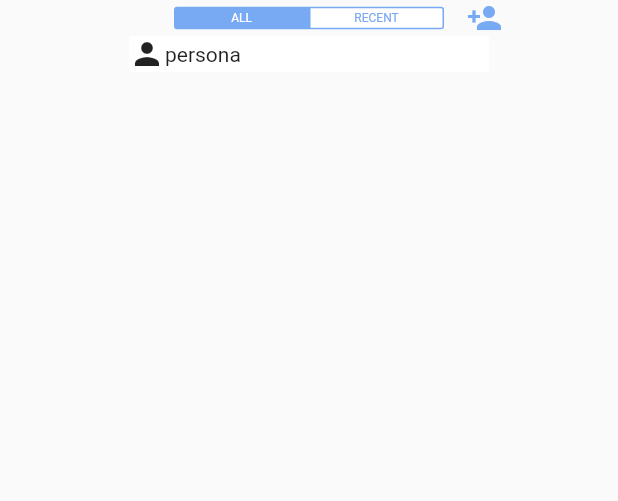
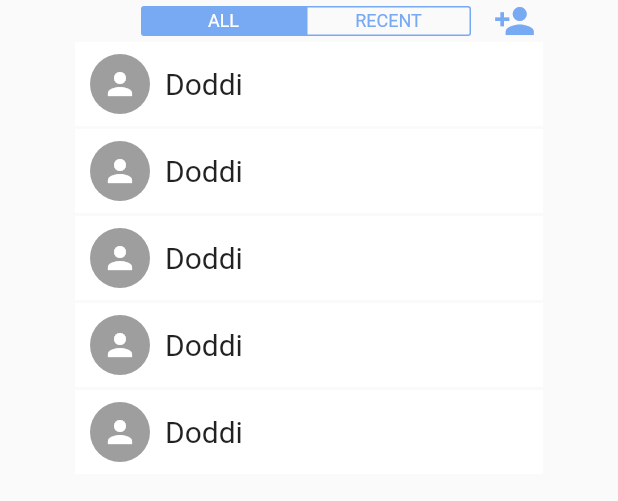
Before and after one commit to doddi321/folf_flutter, a Flutter app: the BodySelectPlayers widget shown alone on an empty page, opened directly, on a phone screen of 412 x 824 dp. Shown: the top 501 px of the screen. Run offline on Flutter 3.47's test engine with Material 2 defaults, Android fonts, the light colour scheme and no system bars; our stand-ins replace cached_network_image, cloud_firestore, firebase_auth, line_icons, shimmer; accounts and stored records are empty.

Commit message:
select players done

```diff
--- a/lib/pages/courseDetails/bodySelectPlayers/BodySelectPlayers.dart
+++ b/lib/pages/courseDetails/bodySelectPlayers/BodySelectPlayers.dart
@@ -1,7 +1,16 @@
 import 'package:flutter/material.dart';
 import 'package:folf/constants/myColors.dart';
+import 'package:line_icons/line_icons.dart';
 
-class BodySelectPlayers extends StatelessWidget {
+class BodySelectPlayers extends StatefulWidget {
+  @override
+  _BodySelectPlayersState createState() => _BodySelectPlayersState();
+}
+
+class _BodySelectPlayersState extends State<BodySelectPlayers> {
+
+  List<int> selectedPlayers = [];
+
   @override
   Widget build(BuildContext context) {
     return Column(
@@ -16,7 +25,7 @@ class BodySelectPlayers extends StatelessWidget {
                 child: Icon(
                   Icons.person_add,
                   color: MyColors.lighBlue,
-                  size: 24,
+                  size: 28,
                 ))
           ],
         ),
@@ -26,8 +35,8 @@ class BodySelectPlayers extends StatelessWidget {
   }
 
   Widget _buildSwitchButton() {
-    double halfWidth = 90;
-    double height = 15;
+    double halfWidth = 110;
+    double height = 20;
     Color blueColor = MyColors.lighBlue;
     return Row(
       children: <Widget>[
@@ -37,7 +46,7 @@ class BodySelectPlayers extends StatelessWidget {
           child: Center(
               child: Text(
             "ALL",
-            style: TextStyle(color: Colors.white, fontSize: 8),
+            style: TextStyle(color: Colors.white, fontSize: 12),
           )),
           decoration: BoxDecoration(
               color: blueColor,
@@ -52,10 +61,9 @@ class BodySelectPlayers extends StatelessWidget {
             child: Center(
                 child: Text(
               "RECENT",
-              style: TextStyle(color: blueColor, fontSize: 8),
+              style: TextStyle(color: blueColor, fontSize: 12),
             )),
             decoration: BoxDecoration(
-                color: Colors.white,
                 border: Border.all(
                   color: blueColor,
                 ),
@@ -66,11 +74,61 @@ class BodySelectPlayers extends StatelessWidget {
   }
 
   Widget _buildPlayerList() {
+    List<Widget> playerList = List<Widget>.generate(5, (int index) {
+      return Container(margin: EdgeInsets.only(bottom: 2), child: _player(index));
+    });
     return Container(
-      width: 240,
-      color: Colors.white,
+      margin: EdgeInsets.only(left: 50, right: 50),
       child: Column(
-        children: <Widget>[Row(children: <Widget>[Icon(Icons.person), Text("persona")],)],
+        children: playerList,
+      ),
+    );
+  }
+
+  Widget _player(int index) {
+    return Material(
+      color: selectedPlayers.contains(index) ? Colors.grey[100] : Colors.white,
+      child: InkWell(
+        onTap: () {
+          setState(() {
+            if (selectedPlayers.contains(index)) {
+              selectedPlayers.remove(index);
+            }
+            else {
+              selectedPlayers.add(index);
+            }
+          });
+        },
+        child: Container(
+          padding: EdgeInsets.only(top: 8, bottom: 8, left: 10),
+          child: Row(children: <Widget>[
+            CircleAvatar(
+                backgroundColor: Colors.grey,
+                child: Icon(
+                  Icons.person,
+                  color: Colors.white,
+                )),
+            SizedBox(
+              width: 10,
+            ),
+            Expanded(
+              child: Text(
+                "Doddi",
+                style: TextStyle(fontSize: 20),
+              ),
+            ),
+            Visibility(
+              visible: selectedPlayers.contains(index),
+              child: Padding(
+                padding: EdgeInsets.only(right: 10),
+                child: Icon(
+                  LineIcons.check,
+                  color: MyColors.lighBlue,
+                ),
+              ),
+            )
+          ]),
+        ),
       ),
     );
   }
```
Also changed, not shown: lib/pages/courseDetails/BodySelectCourse/BodySelectCourse.dart (+6 -3 lines), lib/pages/courseDetails/courseDetailPage.dart (+80 -30 lines).
